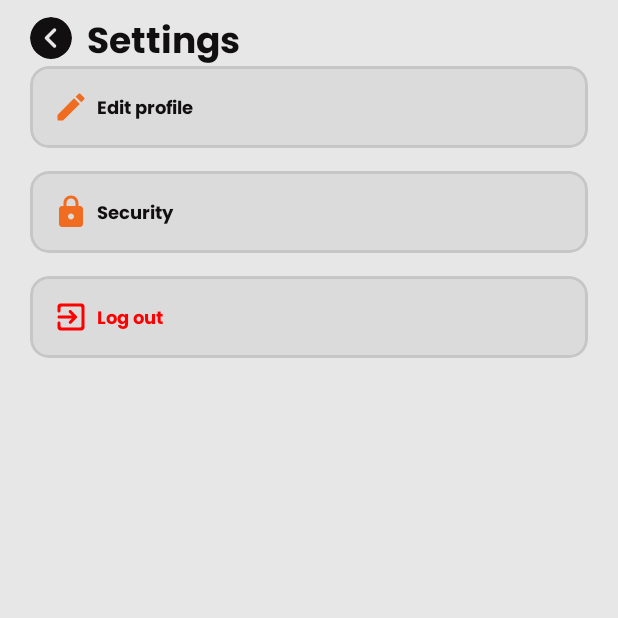
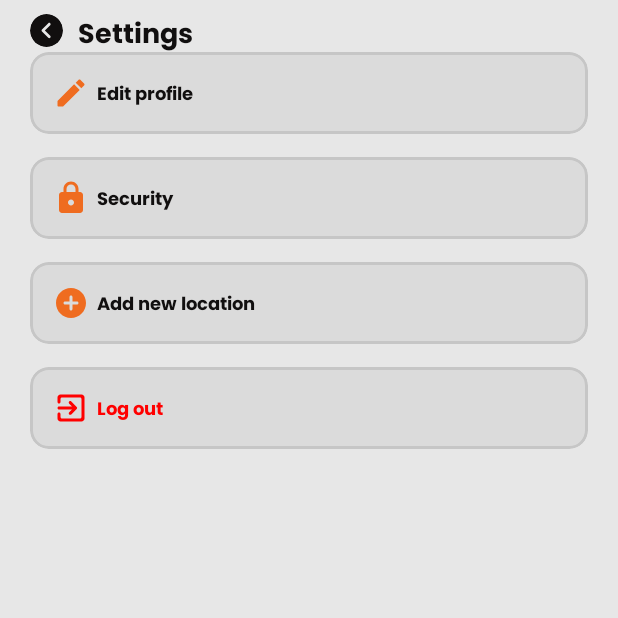
Before and after one commit to ramp3rs/digital-lurker-app, an Android app built with Jetpack Compose: the SettingsScreen screen opened through its navigation route, on a phone screen of 412 x 824 dp, the top half of it. Run offline under Robolectric (Android 15) with nearby library versions, the phone set to English and light mode, and no system bars.

Commit message:
Adding attraction

```diff
--- a/app/build.gradle.kts
+++ b/app/build.gradle.kts
@@ -72,4 +72,6 @@ dependencies {
     implementation("com.squareup.okhttp3:okhttp:4.9.1")
     implementation("io.github.cdimascio:dotenv-kotlin:6.4.1")
 
+    implementation("io.coil-kt:coil-compose:2.1.0")
+
 }
--- a/app/src/main/java/io/digitallurker/MainActivity.kt
+++ b/app/src/main/java/io/digitallurker/MainActivity.kt
@@ -14,6 +14,7 @@ import androidx.compose.ui.Modifier
 import androidx.navigation.compose.NavHost
 import androidx.navigation.compose.composable
 import androidx.navigation.compose.rememberNavController
+import io.digitallurker.ui.screens.AddAttractionScreen
 import io.digitallurker.ui.screens.EditProfileScreen
 import io.digitallurker.ui.screens.HomeScreen
 import io.digitallurker.ui.screens.LoginScreen
@@ -46,7 +47,7 @@ fun App() {
 
     NavHost(
         navController = navCtrl,
-        startDestination = "/login",
+        startDestination = "/home",
         enterTransition = { fadeIn() },
         exitTransition = { fadeOut() },
     ) {
@@ -56,5 +57,6 @@ fun App() {
         composable("/settings") { SettingsScreen(navCtrl) }
         composable("/edit-profile") { EditProfileScreen(navCtrl) }
         composable("/security") { EditProfileScreen(navCtrl) }
+        composable("/add-attraction") { AddAttractionScreen(navCtrl) }
     }
 }
--- a/app/src/main/java/io/digitallurker/ui/components/UniversalHeader.kt
+++ b/app/src/main/java/io/digitallurker/ui/components/UniversalHeader.kt
@@ -42,14 +42,14 @@ fun UniversalHeader(
                 Icons.Rounded.KeyboardArrowLeft,
                 contentDescription = "Go back",
                 tint = ColorPalette.background,
-                modifier = Modifier.size(28.dp),
+                modifier = Modifier.size(22.dp),
             )
         }
         Spacer(Modifier.width(10.dp))
 
         Text(
             caption,
-            style = Typing.screenHeadline,
+            style = Typing.headline2,
         )
     }
 }
--- a/app/src/main/java/io/digitallurker/ui/components/authientication/ValueField.kt
+++ b/app/src/main/java/io/digitallurker/ui/components/ValueField.kt
@@ -1,4 +1,4 @@
-package io.digitallurker.ui.components.authientication
+package io.digitallurker.ui.components
 
 import androidx.compose.animation.animateColorAsState
 import androidx.compose.animation.core.LinearEasing
@@ -31,7 +31,7 @@ import io.digitallurker.ui.theme.Typing
 fun ValueField(
     caption: String,
     placeholder: String,
-    isPassword: Boolean = false,
+    keyboardType: KeyboardType = KeyboardType.Text,
     onType: (String) -> Unit,
 ) {
     Column {
@@ -71,10 +71,7 @@ fun ValueField(
                 color = ColorPalette.secondary,
                 fontSize = 14.sp,
             ),
-            keyboardOptions = when (isPassword) {
-                true -> KeyboardOptions(keyboardType = KeyboardType.Password)
-                false -> KeyboardOptions.Default
-            },
+            keyboardOptions = KeyboardOptions(keyboardType = keyboardType),
             colors = TextFieldDefaults.textFieldColors(
                 containerColor = ColorPalette.secondary.copy(alpha = 0.05f),
                 focusedIndicatorColor = Color.Transparent,
@@ -86,6 +83,7 @@ fun ValueField(
                 ),
             ),
             modifier = Modifier
+                .fillMaxWidth()
                 .height(Measurements.textFieldHeight)
                 .clip(Measurements.roundedShape)
                 .border(
@@ -93,7 +91,6 @@ fun ValueField(
                     shape = Measurements.roundedShape,
                     width = 1.5.dp,
                 )
-                .fillMaxWidth()
                 .onFocusChanged { isFocused.value = it.isFocused },
         )
     }
--- a/app/src/main/java/io/digitallurker/ui/components/home/AccountHeadline.kt
+++ b/app/src/main/java/io/digitallurker/ui/components/home/AccountHeadline.kt
@@ -30,7 +30,7 @@ fun AccountHeadline(navCtrl: NavController) {
         )
         Box(
             contentAlignment = Alignment.Center,
-            modifier = Modifier.clickable { navCtrl.navigate("/profile") },
+            modifier = Modifier.clickable { navCtrl.navigate("/settings") },
         ) {
             Image(
                 painter = painterResource(R.drawable.authientication_img),
--- a/app/src/main/java/io/digitallurker/ui/screens/HomeScreen.kt
+++ b/app/src/main/java/io/digitallurker/ui/screens/HomeScreen.kt
@@ -9,17 +9,13 @@ import androidx.compose.foundation.rememberScrollState
 import androidx.compose.foundation.verticalScroll
 import androidx.compose.material3.Surface
 import androidx.compose.runtime.Composable
-import androidx.compose.runtime.LaunchedEffect
 import androidx.compose.ui.Modifier
 import androidx.compose.ui.unit.dp
 import androidx.navigation.NavController
-import io.digitallurker.models.Attraction
 import io.digitallurker.ui.components.home.AccountHeadline
-import io.digitallurker.ui.components.home.AttractionElement
 import io.digitallurker.ui.components.home.SearchBar
 import io.digitallurker.ui.theme.ColorPalette
 import io.digitallurker.ui.theme.Measurements
-import io.digitallurker.utils.PrefsManager
 
 @Composable
 fun HomeScreen(navCtrl: NavController) {
@@ -31,7 +27,7 @@ fun HomeScreen(navCtrl: NavController) {
     ) {
         Column(modifier = Modifier.verticalScroll(rememberScrollState())) {
             AccountHeadline(navCtrl)
-            SearchBar {}
+            SearchBar { /* TODO */ }
             Spacer(Modifier.height(15.dp))
 //            for (i in 0..10) {
 //                AttractionElement(navCtrl, !!!!!!)
--- a/app/src/main/java/io/digitallurker/ui/screens/SettingsScreen.kt
+++ b/app/src/main/java/io/digitallurker/ui/screens/SettingsScreen.kt
@@ -6,6 +6,7 @@ import androidx.compose.foundation.layout.fillMaxSize
 import androidx.compose.foundation.layout.height
 import androidx.compose.foundation.layout.padding
 import androidx.compose.material.icons.Icons
+import androidx.compose.material.icons.rounded.AddCircle
 import androidx.compose.material.icons.rounded.Edit
 import androidx.compose.material.icons.rounded.ExitToApp
 import androidx.compose.material.icons.rounded.Lock
@@ -44,10 +45,16 @@ fun SettingsScreen(navCtrl: NavController) {
             Spacer(Modifier.height(15.dp))
 
             SettingsElement(
+                icon = Icons.Rounded.AddCircle,
+                caption = "Add new location",
+            ) { navCtrl.navigate("/add-attraction") }
+            Spacer(Modifier.height(15.dp))
+
+            SettingsElement(
                 icon = Icons.Rounded.ExitToApp,
                 caption = "Log out",
                 isLogout = true,
-            ) {  }
+            ) { }
         }
     }
 }
```
Also changed, not shown: app/src/main/java/io/digitallurker/ui/components/addattraction/ImageDisplay.kt (added, +80 -0 lines), app/src/main/java/io/digitallurker/ui/screens/AddAttractionScreen.kt (+102 -1 lines), app/src/main/java/io/digitallurker/ui/screens/LoginScreen.kt (+6 -6 lines), app/src/main/java/io/digitallurker/ui/screens/SignupScreen.kt (+6 -7 lines), app/src/main/java/io/digitallurker/utils/ImageConverter.kt (added, +41 -0 lines).
